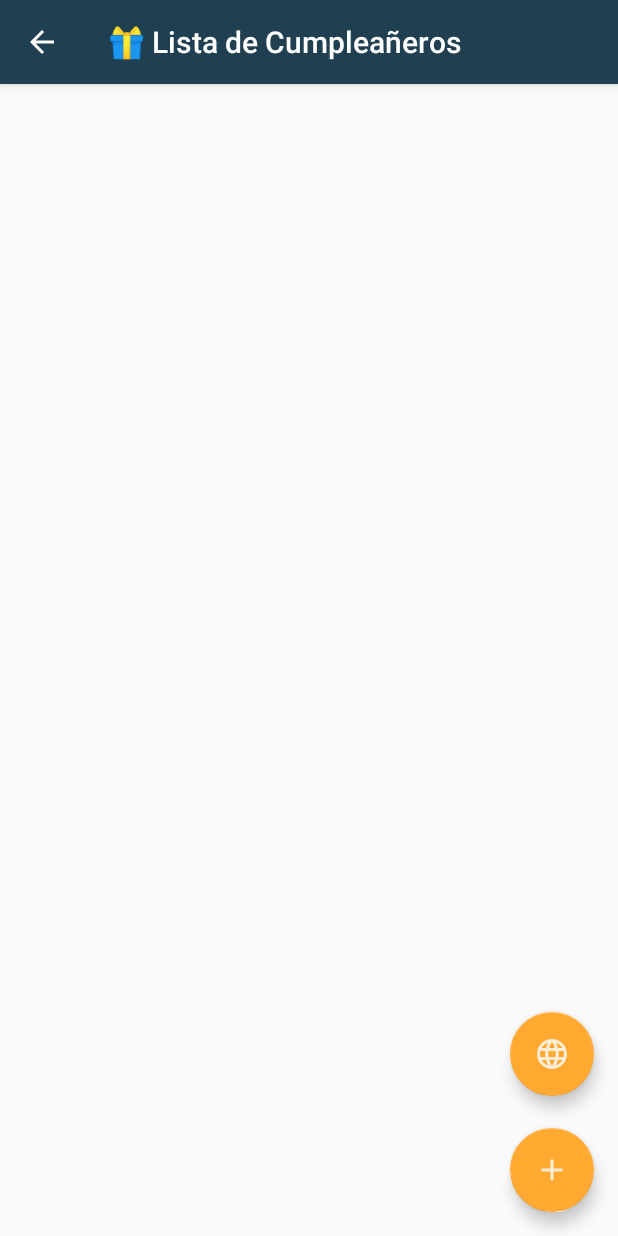
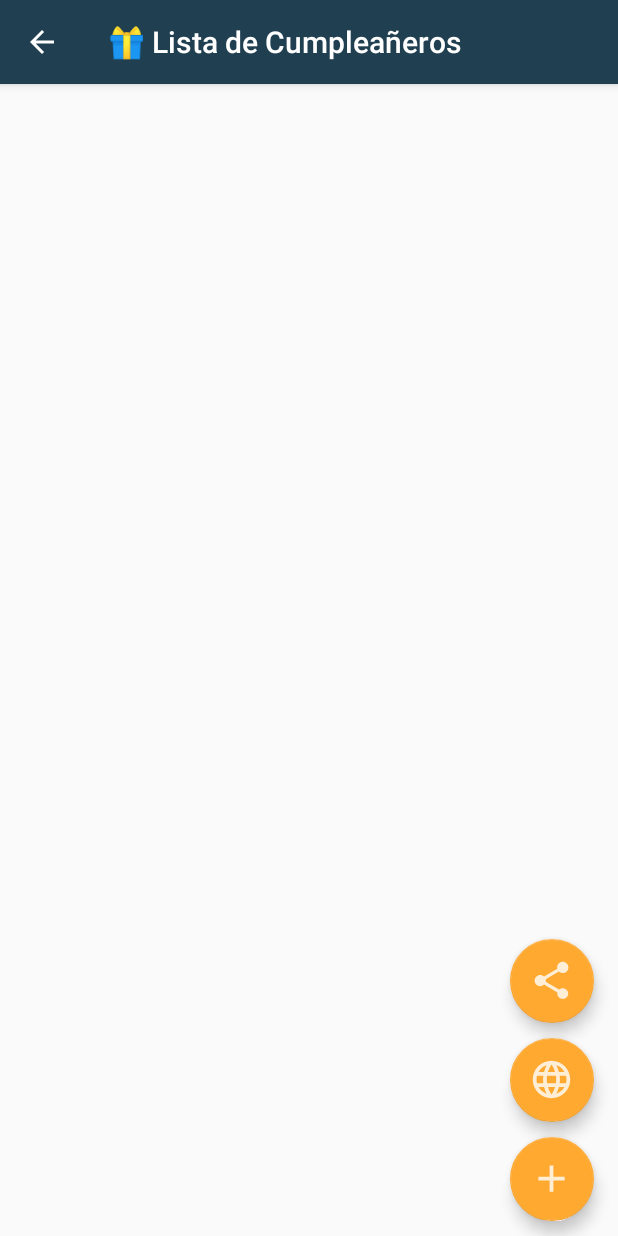
Before and after one commit to ryan-Wolf/App_Happy_Reminder, an Android app: the RecordListActivity screen opened directly, with no data from a screen before it, on a phone screen of 412 x 824 dp. Run offline under Robolectric (Android 15) with nearby library versions, the phone set to English and light mode, and no system bars; libraries missing offline, so code that uses them is left out: com.theartofdev.edmodo; pictures from the network do not load.

Commit message:
Mapa Activiti y boton compartir app

```diff
--- a/app/build.gradle
+++ b/app/build.gradle
@@ -32,6 +32,7 @@ dependencies {
     implementation 'androidx.work:work-runtime:2.4.0'
     implementation 'com.android.support:design:28.1.0'
     implementation 'com.google.android.material:material:1.3.0-alpha02'
+    implementation 'com.google.android.gms:play-services-maps:17.0.0'
 
     dependencies {
         implementation 'com.github.bumptech.glide:glide:4.8.0'
--- a/app/src/main/java/com/example/apphappyreminderz/RecordListActivity.java
+++ b/app/src/main/java/com/example/apphappyreminderz/RecordListActivity.java
@@ -47,7 +47,7 @@ public class RecordListActivity extends AppCompatActivity {
 
     ImageView imageViewIcon;
 
-    FloatingActionButton btn_cambiar;
+    FloatingActionButton btn_cambiar, btn_mapa, btn_compartir;
 
     @Override
     protected void onCreate(Bundle savedInstanceState) {
@@ -58,6 +58,23 @@ public class RecordListActivity extends AppCompatActivity {
         actionBar.setTitle("\uD83C\uDF81 Lista de Cumpleañeros");
 
         btn_cambiar = findViewById(R.id.BtnFloat);
+        btn_mapa = findViewById(R.id.btnMapa);
+        btn_compartir = findViewById(R.id.btncompartir);
+
+        btn_compartir.setOnClickListener(new View.OnClickListener() {
+            @Override
+            public void onClick(View view) {
+                CompartirApp();
+            }
+        });
+
+        btn_mapa.setOnClickListener(new View.OnClickListener() {
+            @Override
+            public void onClick(View view) {
+                startActivity(new Intent(RecordListActivity.this, MapsActivity.class));
+            }
+        });
+
         btn_cambiar.setOnClickListener(new View.OnClickListener() {
             @Override
             public void onClick(View v) {
@@ -129,6 +146,20 @@ public class RecordListActivity extends AppCompatActivity {
                 return true;
             }
         });
+    }
+
+    private void CompartirApp() {
+        try {
+            Intent intent = new Intent(Intent.ACTION_SEND);
+            intent.setType("text/plain");
+            intent.putExtra(Intent.EXTRA_SUBJECT, getResources().getString(R.string.app_name));
+            String aux = "Descarga la App\n";
+            aux = aux + "https://play.google.com/store/apps/details?id=com.apputilose.teo.birthdayremember" + getBaseContext().getPackageName();
+            intent.putExtra(Intent.EXTRA_TEXT, aux);
+            startActivity(intent);
+        } catch (Exception e) {
+
+        }
     }
 
     private void showDialogDelete(final int idRecord) {
--- /dev/null
+++ b/app/src/main/res/drawable-anydpi/ic_compartir.xml
@@ -0,0 +1,11 @@
+<vector xmlns:android="http://schemas.android.com/apk/res/android"
+    android:width="24dp"
+    android:height="24dp"
+    android:viewportWidth="24"
+    android:viewportHeight="24"
+    android:tint="#FFFFFF"
+    android:alpha="0.8">
+  <path
+      android:fillColor="@android:color/white"
+      android:pathData="M18,16.08c-0.76,0 -1.44,0.3 -1.96,0.77L8.91,12.7c0.05,-0.23 0.09,-0.46 0.09,-0.7s-0.04,-0.47 -0.09,-0.7l7.05,-4.11c0.54,0.5 1.25,0.81 2.04,0.81 1.66,0 3,-1.34 3,-3s-1.34,-3 -3,-3 -3,1.34 -3,3c0,0.24 0.04,0.47 0.09,0.7L8.04,9.81C7.5,9.31 6.79,9 6,9c-1.66,0 -3,1.34 -3,3s1.34,3 3,3c0.79,0 1.5,-0.31 2.04,-0.81l7.12,4.16c-0.05,0.21 -0.08,0.43 -0.08,0.65 0,1.61 1.31,2.92 2.92,2.92 1.61,0 2.92,-1.31 2.92,-2.92s-1.31,-2.92 -2.92,-2.92z"/>
+</vector>
--- a/app/src/main/res/layout/activity_record_list.xml
+++ b/app/src/main/res/layout/activity_record_list.xml
@@ -15,23 +15,43 @@
 
     <com.google.android.material.floatingactionbutton.FloatingActionButton
         android:id="@+id/BtnFloat"
-        android:layout_alignParentBottom="true"
+        android:layout_width="wrap_content"
+        android:layout_height="wrap_content"
         android:layout_alignParentEnd="true"
         android:layout_alignParentRight="true"
-        android:layout_margin="16dp"
-        app:fabSize="normal"
+        android:layout_alignParentBottom="true"
+        android:layout_marginStart="16dp"
+        android:layout_marginLeft="16dp"
+        android:layout_marginTop="10dp"
+        android:layout_marginEnd="16dp"
+        android:layout_marginRight="16dp"
+        android:layout_marginBottom="10dp"
         android:elevation="6dp"
         android:src="@drawable/ic_add"
-        android:layout_width="wrap_content"
-        android:layout_height="wrap_content"/>
+        app:fabSize="normal"
+        app:maxImageSize="30dp" />
 
     <com.google.android.material.floatingactionbutton.FloatingActionButton
+        android:id="@+id/btnMapa"
         android:layout_width="wrap_content"
         android:layout_height="wrap_content"
         android:layout_above="@+id/BtnFloat"
         android:layout_alignParentEnd="true"
         android:layout_alignParentRight="true"
+        android:layout_marginRight="16dp"
+        android:layout_marginBottom="0dp"
         android:src="@drawable/ic_gps"
+        app:maxImageSize="30dp" />
+
+    <com.google.android.material.floatingactionbutton.FloatingActionButton
+        android:id="@+id/btncompartir"
+        android:layout_width="wrap_content"
+        android:layout_height="wrap_content"
+        android:layout_above="@+id/btnMapa"
+        android:layout_alignParentEnd="true"
+        android:layout_alignParentRight="true"
         android:layout_marginRight="16dp"
-        android:layout_marginBottom="5dp"/>
+        android:layout_marginBottom="10dp"
+        android:src="@drawable/ic_compartir"
+        app:maxImageSize="30dp" />
 </RelativeLayout>
--- a/app/src/main/res/values/strings.xml
+++ b/app/src/main/res/values/strings.xml
@@ -1,3 +1,4 @@
 <resources>
     <string name="app_name">Happy Reminder</string>
+    <string name="title_activity_maps">Map</string>
 </resources>
```
Also changed, not shown: app/src/debug/res/values/google_maps_api.xml (added, +24 -0 lines), app/src/main/AndroidManifest.xml (+30 -7 lines), app/src/main/java/com/example/apphappyreminderz/MapsActivity.java (added, +66 -0 lines), app/src/main/res/layout/activity_maps.xml (added, +9 -0 lines), app/src/main/res/drawable-hdpi/ic_compartir.png (added), app/src/main/res/drawable-mdpi/ic_compartir.png (added), app/src/main/res/drawable-xhdpi/ic_compartir.png (added), app/src/main/res/drawable-xxhdpi/ic_compartir.png (added), 1 other file.
